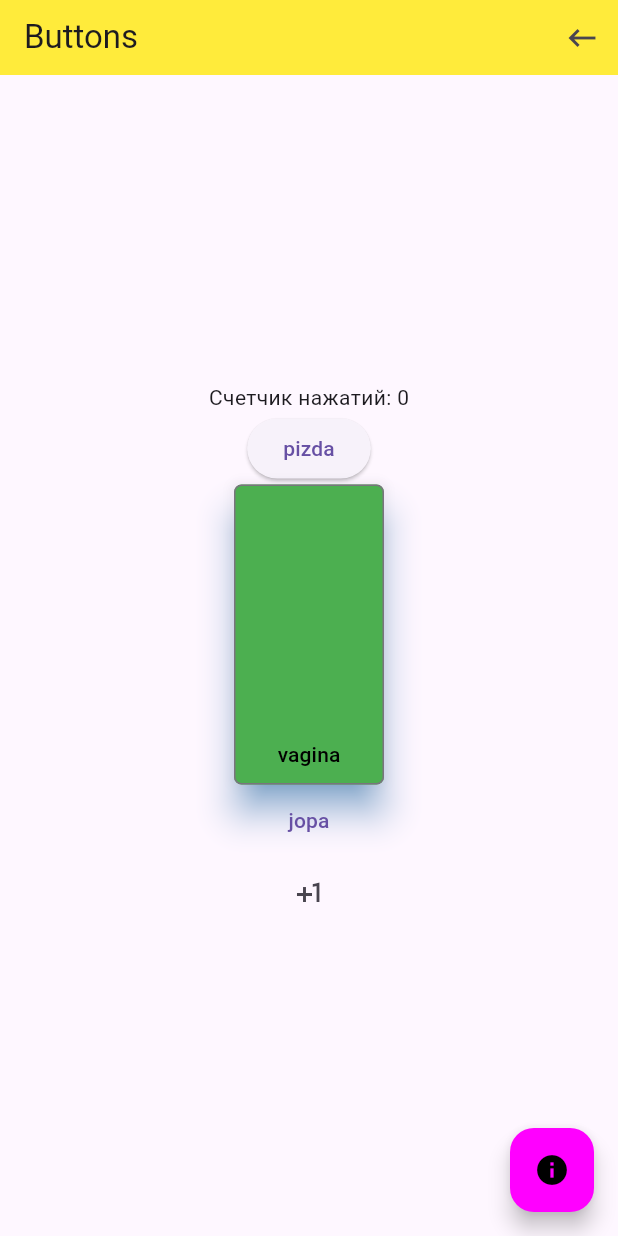
After one commit to AleksandrVin322/-TrashOfEverything, a Flutter app: the NavigationScreenList screen opened directly, after a tap on "Buttons", on a phone screen of 412 x 824 dp. The commit adds this screen. Run offline on Flutter 3.47's test engine with Material 3 defaults, Android fonts, the light colour scheme and no system bars; network calls fail.

Commit message:
Изучены кнопки ElevatedButton, OutlinedButton, TextButton, IconButton

```diff
--- /dev/null
+++ b/lib/widget/screens/buttons/buttons.dart
@@ -0,0 +1,79 @@
+import 'package:flutter/material.dart';
+import 'package:my_first_pet_project/widget/my_style_widget/my_app_bar_lessons.dart';
+import 'package:my_first_pet_project/widget/my_style_widget/my_floating_action_button_info.dart';
+
+class Buttons extends StatefulWidget {
+  const Buttons({super.key});
+
+  @override
+  State<Buttons> createState() => _ButtonsState();
+}
+
+class _ButtonsState extends State<Buttons> {
+  int count = 0;
+  final String textAlert = '''
+Изучение стандартных кнопок MaterialApp.
+''';
+
+  void onLongPress() {
+    print('I love you <3');
+  }
+
+  @override
+  Widget build(BuildContext context) {
+    return MaterialApp(
+      home: Scaffold(
+        appBar: const MyAppBarLessons(text: 'Buttons'),
+        floatingActionButton: MyFloatingActionButtonInfo(text: textAlert),
+        body: Center(
+          child: Column(
+            mainAxisAlignment: MainAxisAlignment.center,
+            children: [
+              Text('Счетчик нажатий: $count'),
+              ElevatedButton(
+                onLongPress: onLongPress,
+                onPressed: () => null,
+                child: const Text('pizda'),
+              ),
+              OutlinedButton(
+                style: ButtonStyle(
+                  backgroundColor: const WidgetStatePropertyAll(Colors.green),
+                  foregroundColor: const WidgetStatePropertyAll(Colors.black),
+                  overlayColor: const WidgetStatePropertyAll(Colors.amber),
+                  shadowColor: const WidgetStatePropertyAll(Colors.blue),
+                  elevation: const WidgetStatePropertyAll(10),
+                  padding: const WidgetStatePropertyAll(EdgeInsets.all(10)),
+                  minimumSize: const WidgetStatePropertyAll(Size(100, 200)),
+                  shape: WidgetStatePropertyAll(
+                    RoundedRectangleBorder(
+                      borderRadius: BorderRadius.circular(5),
+                      side: const BorderSide(color: Colors.red),
+                    ),
+                  ),
+                  alignment: Alignment.bottomCenter,
+                  //visualDensity: VisualDensity(horizontal: 5, vertical: 3),
+                ),
+                onPressed: () => null,
+                child: const Text('vagina'),
+              ),
+              TextButton(
+                onPressed: () => null,
+                child: const Text('jopa'),
+              ),
+              IconButton(
+                onPressed: () {
+                  setState(
+                    () {
+                      count++;
+                    },
+                  );
+                },
+                icon: const Icon(Icons.plus_one),
+              ),
+            ],
+          ),
+        ),
+      ),
+    );
+  }
+}
--- a/lib/widget/screens/screen_list_page/navigation.dart
+++ b/lib/widget/screens/screen_list_page/navigation.dart
@@ -1,6 +1,7 @@
 import 'package:flutter/material.dart';
 import 'package:my_first_pet_project/widget/my_style_widget/my_app_bar_pages.dart';
 import 'package:my_first_pet_project/widget/my_style_widget/text_button_navigation_page.dart';
+import 'package:my_first_pet_project/widget/screens/buttons/buttons.dart';
 import 'package:my_first_pet_project/widget/screens/list_view/my_list_view.dart';
 import 'package:my_first_pet_project/widget/screens/multu_child_layout_delegate/my_multi_child_layout_delegate.dart';
 import 'package:my_first_pet_project/widget/screens/screen_tg_options/tg_options.dart';
@@ -52,8 +53,12 @@ class NavigationScreenList extends StatelessWidget {
               ),
             ),
             TextButtonNavigation(
-              text: 'Lesson 5 (NIHUYA)',
-              func: () => {},
+              text: 'Buttons',
+              func: () => Navigator.of(context).push(
+                MaterialPageRoute(
+                  builder: (context) => const Buttons(),
+                ),
+              ),
             ),
             TextButtonNavigation(
               text: 'Lesson 6 (NIHUYA)',
```
